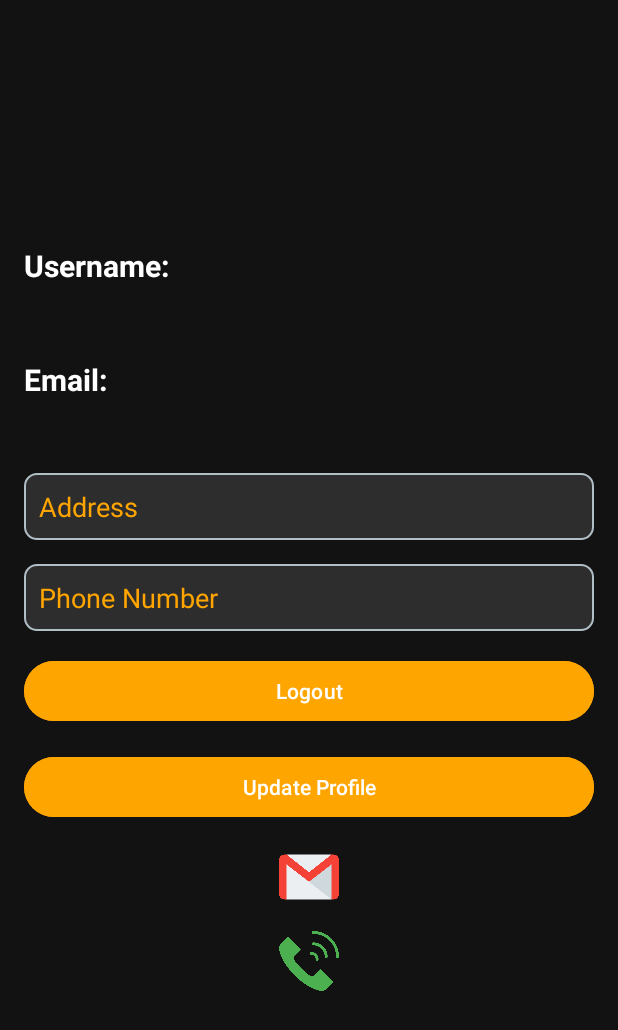
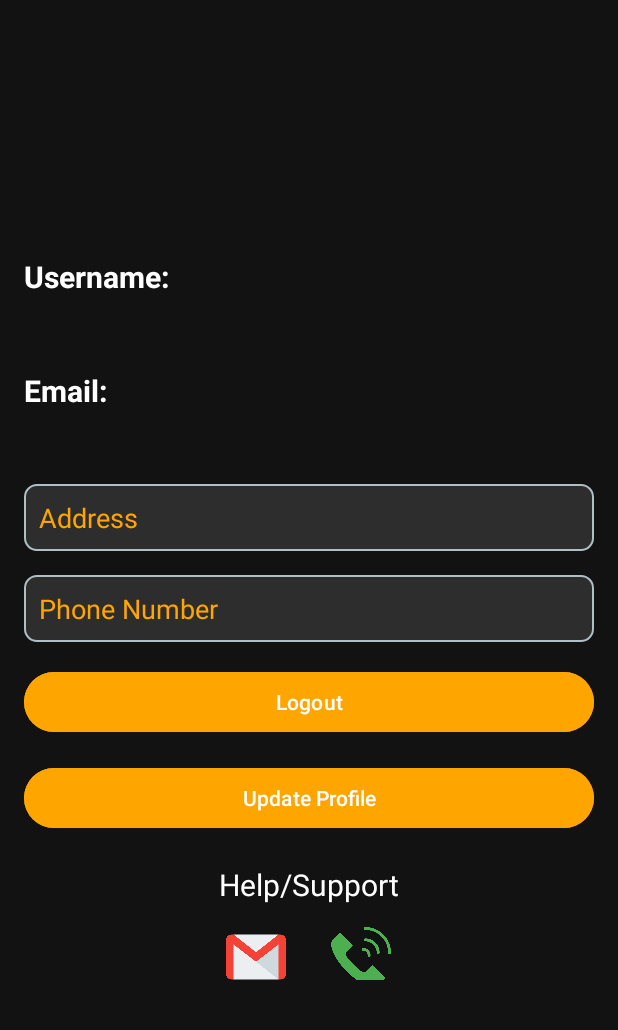
Before and after one commit to Vora-Namra/QuickShop, an Android app: the layout fragment_profile.xml on its own in the app's theme, with its tools: preview values and no code run, on a phone screen of 412 x 824 dp. Shown: the top 1030 px of the screen. Run offline under Robolectric (Android 15) with nearby library versions, the phone set to English and light mode, and no system bars.

Commit message:
adding/updating  help/support feature for User

```diff
--- a/app/src/main/res/layout/fragment_profile.xml
+++ b/app/src/main/res/layout/fragment_profile.xml
@@ -92,14 +92,29 @@
             android:layout_height="wrap_content"
             android:backgroundTint="#FFA500"
             android:text="Update Profile" />
+
+        <TextView
+            android:layout_width="wrap_content"
+            android:layout_height="wrap_content"
+            android:text="Help/Support"
+            android:layout_gravity="center"
+            android:layout_marginTop="20dp"
+            android:textColor="@color/white"
+            android:textSize="20dp"/>
         <!-- Email Support ImageView -->
+
+        <LinearLayout
+            android:layout_width="wrap_content"
+            android:layout_height="wrap_content"
+            android:orientation="horizontal"
+            android:layout_gravity="center">
         <ImageView
             android:id="@+id/iv_email_support"
             android:layout_width="40dp"
             android:layout_height="40dp"
             android:src="@drawable/gmail"
             android:contentDescription="Email Support"
-            android:layout_marginTop="16dp"
+            android:layout_marginTop="10dp"
             android:layout_gravity="center"
              />
 
@@ -110,9 +125,11 @@
             android:layout_height="40dp"
             android:src="@drawable/phone"
         android:contentDescription="Call Support"
-        android:layout_marginTop="16dp"
+        android:layout_marginTop="10dp"
         android:layout_gravity="center"
+            android:layout_marginLeft="30dp"
              />
+        </LinearLayout>
 
     </LinearLayout>
 </ScrollView>
```
